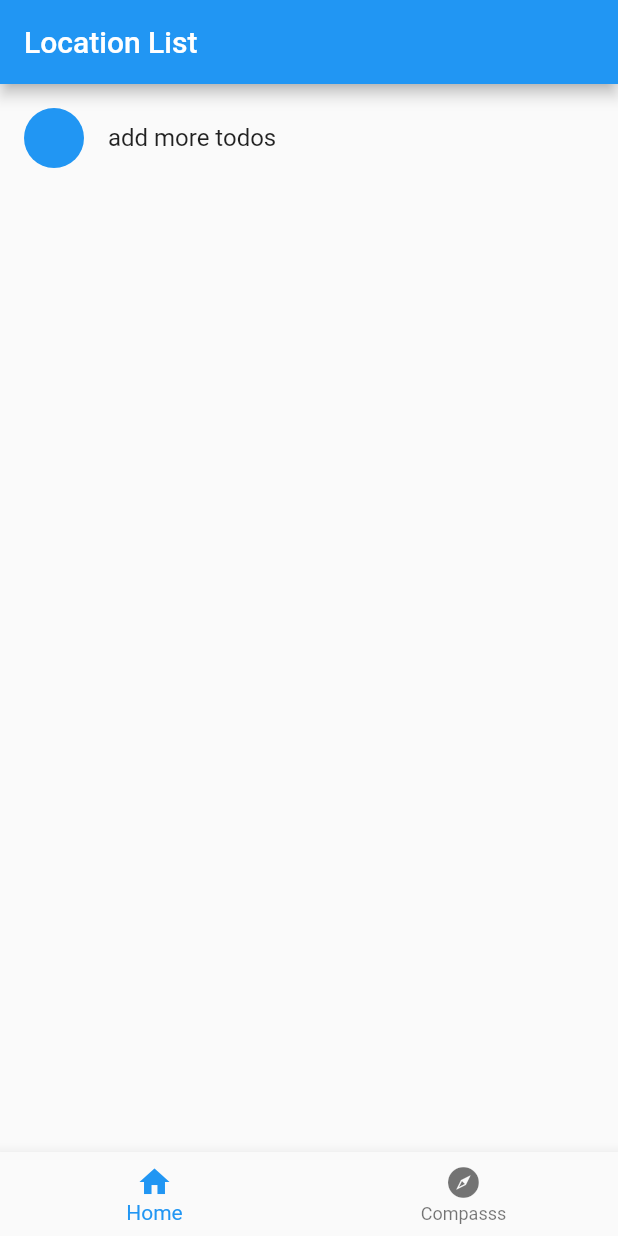
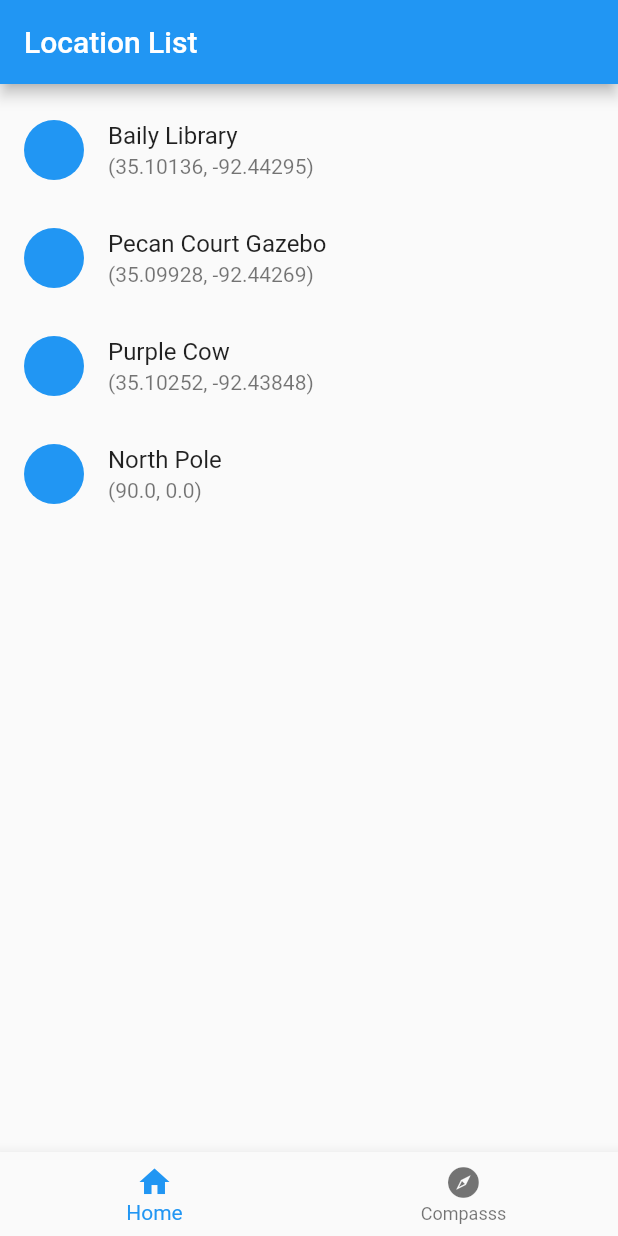
Before and after one commit to GaelleAgahozo/Geocache-, a Flutter app: the screen it shows after launch, on a phone screen of 412 x 824 dp. Run offline on Flutter 3.47's test engine with Material 2 defaults, Android fonts, the phone set to English and light mode, and no system bars.

Commit message:
Added the Coordinates and 4 Points
There is now a coordinates subheader for each item.
4 locations have been added.

```diff
--- a/lib/location_items.dart
+++ b/lib/location_items.dart
@@ -1,9 +1,12 @@
 import 'package:flutter/material.dart';
 
 class Item {
-  const Item({required this.name});
+  const Item(
+      {required this.name, required this.latitude, required this.longitude});
 
   final String name;
+  final double latitude;
+  final double longitude;
 }
 
 typedef LocationChangedCallback = Function(Item item, bool current);
@@ -51,6 +54,11 @@ class LocationItem extends StatelessWidget {
         item.name,
         style: _getTextStyle(context),
       ),
+      subtitle: Text("(" +
+          item.latitude.toString() +
+          ", " +
+          item.longitude.toString() +
+          ")"),
     );
   }
 }
--- a/lib/location_page.dart
+++ b/lib/location_page.dart
@@ -10,7 +10,13 @@ class LocationList extends StatefulWidget {
 
 class _LocationListState extends State<LocationList> {
   final _itemSet = <Item>{};
-  List<Item> items = [const Item(name: "add more todos")];
+  List<Item> items = [
+    const Item(name: "Baily Library", latitude: 35.10136, longitude: -92.44295),
+    const Item(
+        name: "Pecan Court Gazebo", latitude: 35.09928, longitude: -92.44269),
+    const Item(name: "Purple Cow", latitude: 35.10252, longitude: -92.43848),
+    const Item(name: "North Pole", latitude: 90.0, longitude: 0.0),
+  ];
 
   void _handleListChanged(Item item, bool current) {
     setState(() {
```
